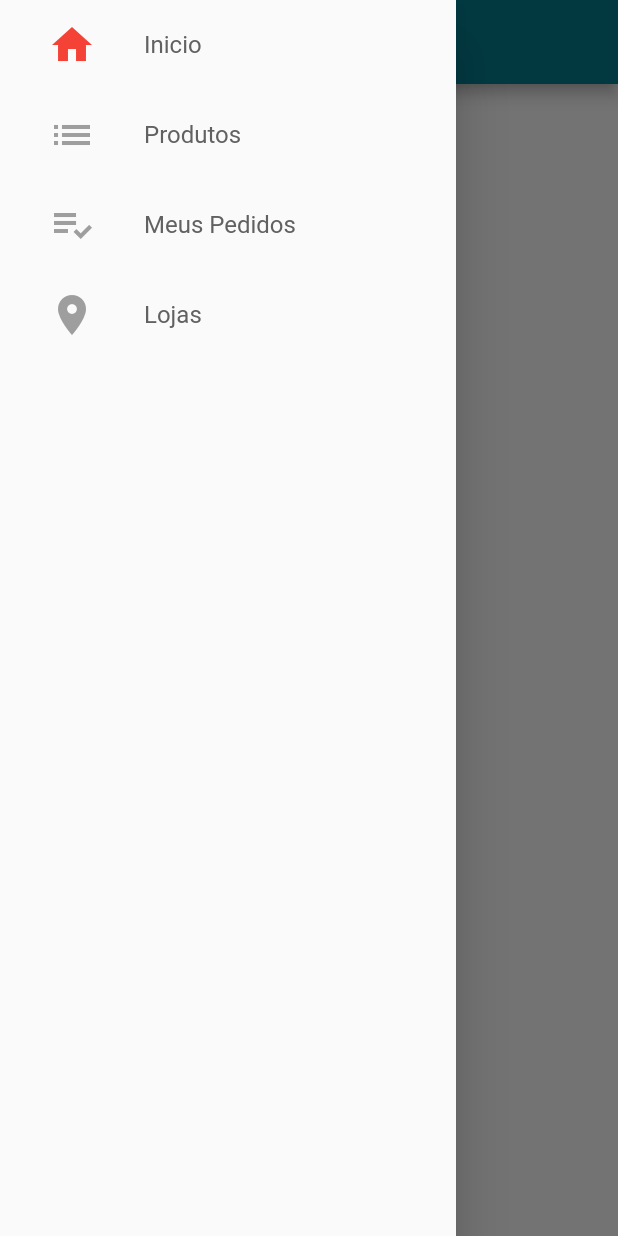
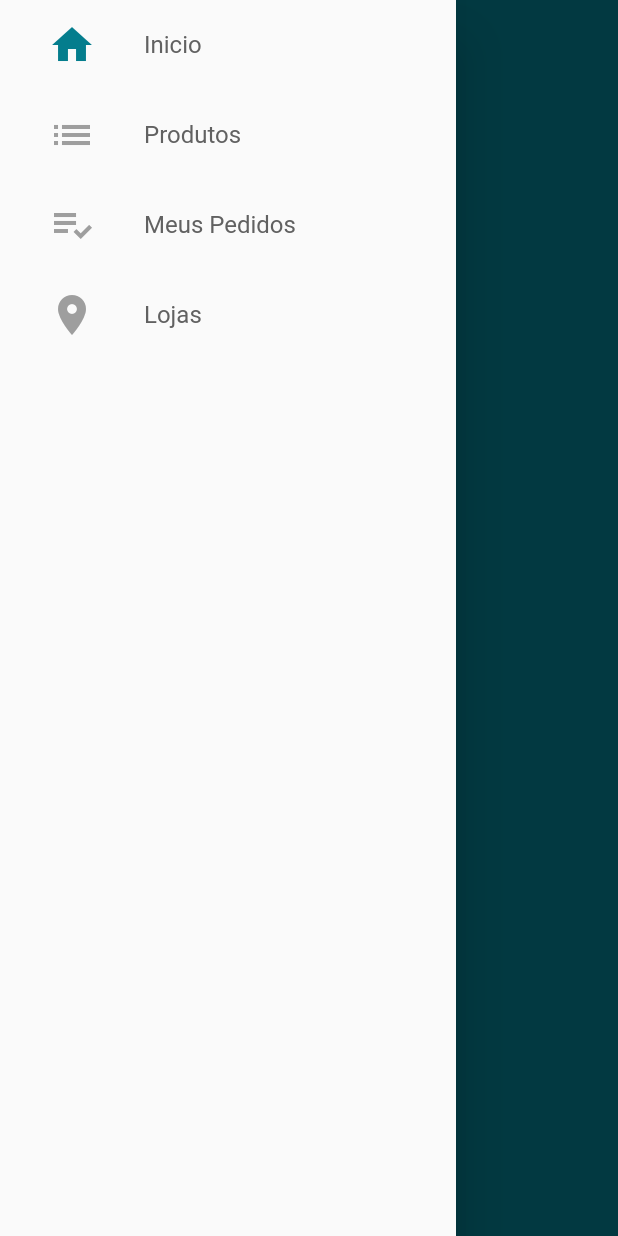
Before and after one commit to angolaw/lojavirtual, a Flutter app: the screen it shows after launch, with the side drawer open, on a phone screen of 412 x 824 dp. Run offline on Flutter 3.47's test engine with Material 2 defaults, Android fonts, the phone set to English and light mode, and no system bars.

Commit message:
add primaryColor icon color on DrawerTile

```diff
--- a/lib/common/custom_drawer/drawer_tile.dart
+++ b/lib/common/custom_drawer/drawer_tile.dart
@@ -17,6 +17,7 @@
   @override
   Widget build(BuildContext context) {
     final int currentPage = context.watch<PageManager>().page;
+    final Color primaryColor = Theme.of(context).primaryColor;
 
     return InkWell(
       onTap: () {
@@ -31,7 +32,7 @@
               child: Icon(
                 iconData,
                 size: 32,
-                color: currentPage == page ? Colors.red : Colors.grey,
+                color: currentPage == page ? primaryColor : Colors.grey,
               ),
             ),
             Text(
--- a/lib/main.dart
+++ b/lib/main.dart
@@ -14,7 +14,22 @@
     return MaterialApp(
         title: 'Loja Virtual',
         debugShowCheckedModeBanner: false,
-        theme: ThemeData(primaryColor: const Color.fromARGB(255, 4, 125, 141)),
+        theme: ThemeData(
+            primaryColor: const Color.fromARGB(
+              255,
+              4,
+              125,
+              141,
+            ),
+            scaffoldBackgroundColor: const Color.fromARGB(
+              255,
+              4,
+              125,
+              141,
+            ),
+            appBarTheme: const AppBarTheme(
+              elevation: 0,
+            )),
         home: BaseScreen());
   }
 }
```
